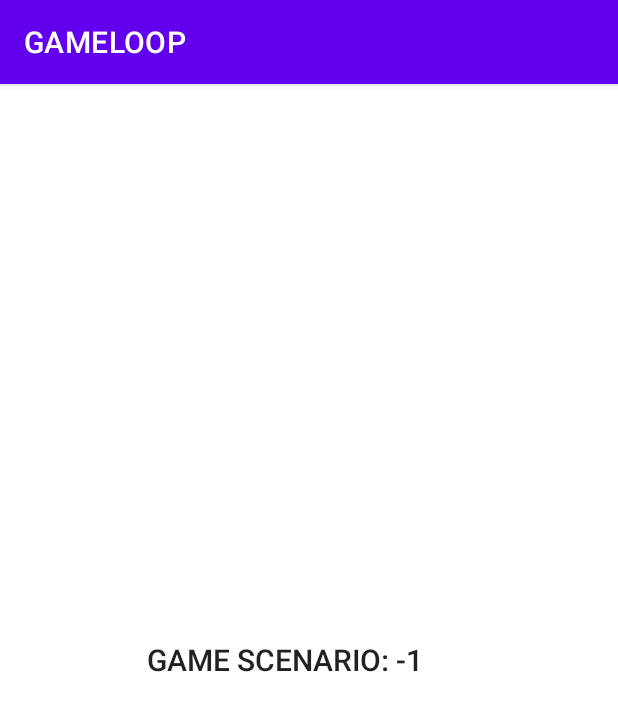
After one commit to Yezhj1/udt-automated-testing-samples, an Android app: the GameLoopActivity screen opened directly, with no data from a screen before it, on a phone screen of 412 x 824 dp. The commit adds this screen. Shown: the top 711 px of the screen. Run offline under Robolectric (Android 15) with nearby library versions, the phone set to English and light mode, and no system bars; 1 statement that could not run was skipped.

Commit message:
add game loop test

```diff
--- /dev/null
+++ b/app/src/main/java/com/tencent/wetestdemo/GameLoopActivity.java
@@ -0,0 +1,63 @@
+package com.tencent.wetestdemo;
+
+import android.os.AsyncTask;
+import android.os.Bundle;
+import android.widget.TextView;
+
+import androidx.appcompat.app.AppCompatActivity;
+
+import java.lang.ref.WeakReference;
+
+public class GameLoopActivity extends AppCompatActivity {
+    TextView currentScenario;
+
+    @Override
+    public void onCreate(Bundle savedInstanceState) {
+        super.onCreate(savedInstanceState);
+        setContentView(R.layout.activity_gameloop);
+        setTitle(R.string.game_loop_name);
+        currentScenario = findViewById(R.id.current_scenario);
+    }
+
+    @Override
+    protected void onResume() {
+        super.onResume();
+        new RunScenariosTask(this).execute();
+    }
+
+    private static class RunScenariosTask extends AsyncTask<Void, Void, Boolean> {
+        private final WeakReference<GameLoopActivity> activity;
+
+        RunScenariosTask(GameLoopActivity activity) {
+            this.activity = new WeakReference<>(activity);
+        }
+
+        @Override
+        protected void onPreExecute() {
+            super.onPreExecute();
+            if (activity.get() != null) {
+                activity.get().currentScenario.setText(activity.get().getString(
+                        R.string.current_scenario,
+                        TestLoopHelper.getScenario(activity.get().getIntent())));
+            }
+        }
+
+        @Override
+        protected Boolean doInBackground(Void... params) {
+            if (activity.get() == null) {
+                return false;
+            }
+            return TestLoopHelper.startTest(activity.get().getApplicationContext(),
+                    activity.get().getIntent());
+        }
+
+        @Override
+        protected void onPostExecute(Boolean finishedAll) {
+            if (finishedAll) {
+                if (activity.get() != null) {
+                    activity.get().finish();
+                }
+            }
+        }
+    }
+}
--- a/app/src/main/java/com/tencent/wetestdemo/LoginActivity.java
+++ b/app/src/main/java/com/tencent/wetestdemo/LoginActivity.java
@@ -34,7 +34,5 @@ public class LoginActivity extends AppCompatActivity {
                 startActivity(new Intent(getApplicationContext(), ListActivity.class));
             }
         });
-
-        TestLoopHelper.startTest(this, getIntent());
     }
 }
--- /dev/null
+++ b/app/src/main/res/layout/activity_gameloop.xml
@@ -0,0 +1,16 @@
+<?xml version="1.0" encoding="utf-8"?>
+<RelativeLayout xmlns:android="http://schemas.android.com/apk/res/android"
+    xmlns:tools="http://schemas.android.com/tools"
+    android:id="@+id/container"
+    android:layout_width="match_parent"
+    android:layout_height="match_parent"
+    tools:context=".GameLoopActivity">
+
+    <TextView
+        android:id="@+id/current_scenario"
+        android:layout_width="wrap_content"
+        android:layout_height="wrap_content"
+        style="@style/TextAppearance.AppCompat.Title"
+        android:layout_centerInParent="true"
+        android:hint="@string/current_scenario" />
+</RelativeLayout>
--- a/app/src/main/res/values/strings.xml
+++ b/app/src/main/res/values/strings.xml
@@ -7,4 +7,6 @@
     <string name="select_name">SELECT</string>
     <string name="check_name">CHECK</string>
     <string name="login_tips">SIGNIN</string>
+    <string name="game_loop_name">GAMELOOP</string>
+    <string name="current_scenario">GAME SCENARIO: %1$d</string>
 </resources>
```
Also changed, not shown: app/src/main/AndroidManifest.xml (+16 -6 lines), app/src/main/java/com/tencent/wetestdemo/TestLoopHelper.java (+27 -13 lines).
